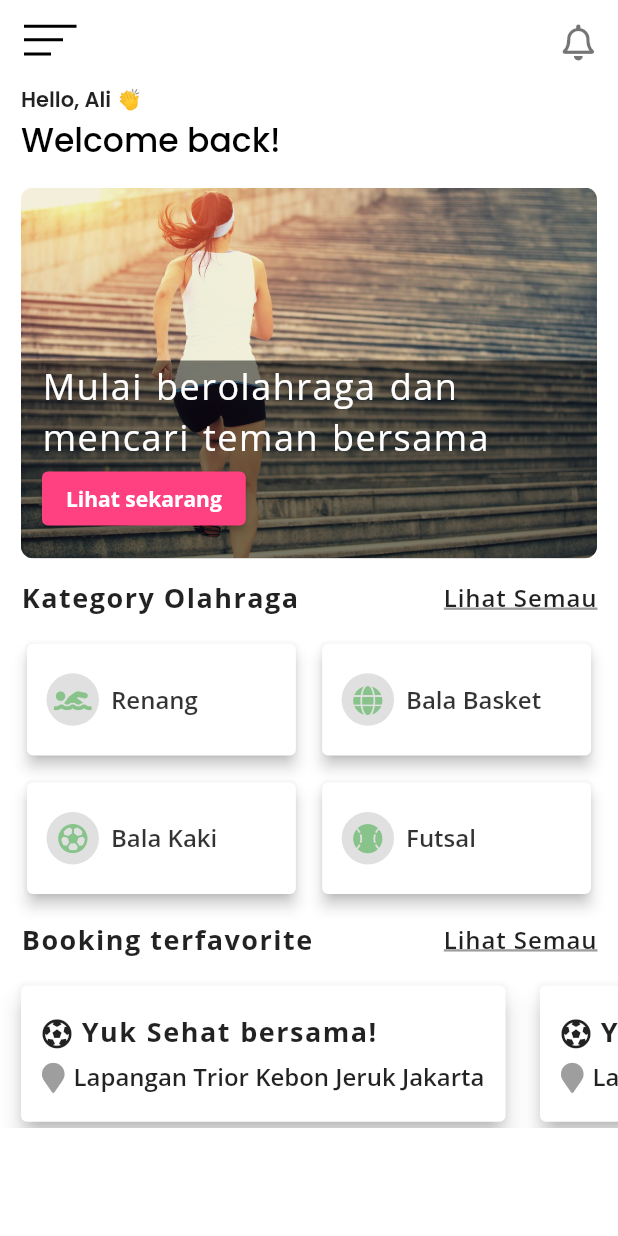
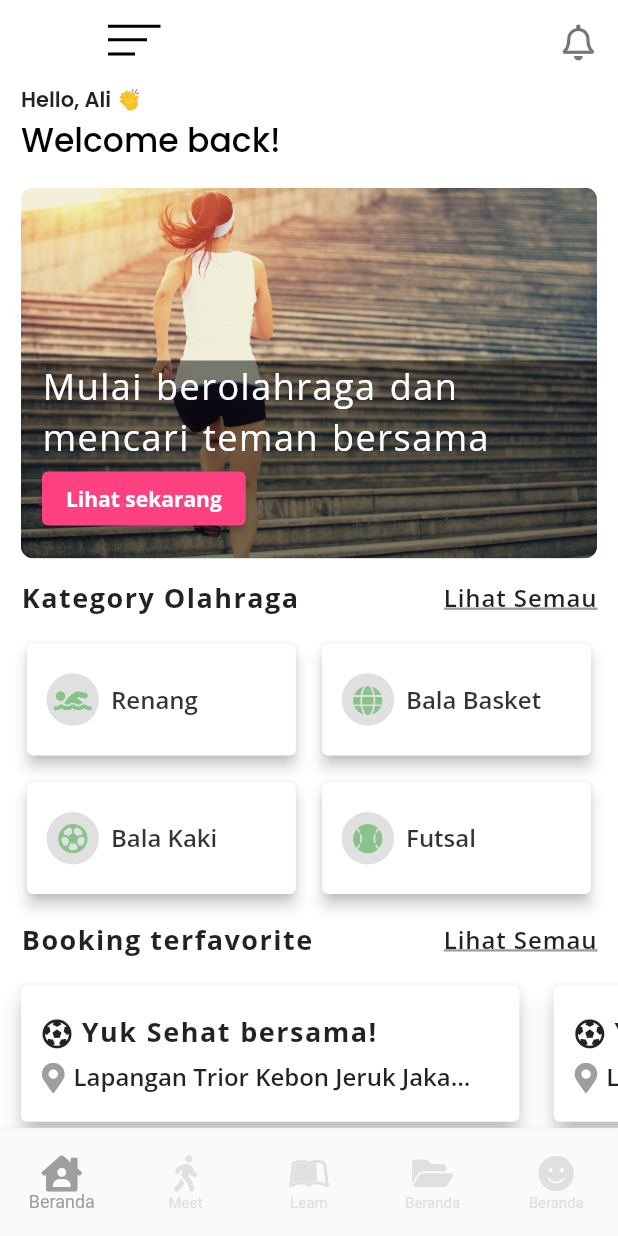
Before and after one commit to mscsapan/PlayTo-App, a Flutter app: the Home screen opened directly, on a phone screen of 412 x 824 dp. Run offline on Flutter 3.47's test engine with Material 2 defaults, Android fonts, the phone set to English and light mode, and no system bars; our stand-ins replace bloc, flutter_bloc, font_awesome_flutter, google_fonts.

```diff
--- /dev/null
+++ b/lib/src/logic/controller_cubit.dart
@@ -0,0 +1,13 @@
+import 'package:bloc/bloc.dart';
+import 'package:meta/meta.dart';
+
+part 'controller_state.dart';
+
+class ControllerCubit extends Cubit<int> {
+  ControllerCubit() : super(0);
+
+  int currentIndex = 0;
+  void changeState(int index) {
+    emit(currentIndex = index);
+  }
+}
--- /dev/null
+++ b/lib/src/logic/controller_state.dart
@@ -0,0 +1,6 @@
+part of 'controller_cubit.dart';
+
+@immutable
+abstract class ControllerState {}
+
+class InitialController extends ControllerState {}
--- /dev/null
+++ b/lib/src/screens/home.dart
@@ -0,0 +1,36 @@
+import 'package:flutter/material.dart';
+import 'package:flutter_bloc/flutter_bloc.dart';
+import '../logic/controller_cubit.dart';
+import 'nav_screens/book_mark_screen.dart';
+import 'nav_screens/home_screen.dart';
+import 'nav_screens/learn_screen.dart';
+import 'nav_screens/meet_screen.dart';
+import 'nav_screens/profile_screen.dart';
+
+import '../views/bottom_nav_bar.dart';
+
+class Home extends StatelessWidget {
+  const Home({Key? key}) : super(key: key);
+
+  final List<Widget> screens = const [
+    HomeScreen(),
+    MeetScreen(),
+    LearnScreen(),
+    BookMarkScreen(),
+    ProfileScreen(),
+  ];
+
+  @override
+  Widget build(BuildContext context) {
+    final ControllerCubit _controller =
+        BlocProvider.of<ControllerCubit>(context);
+    return BlocBuilder<ControllerCubit, int>(
+      builder: (context, state) {
+        return Scaffold(
+          body: screens[_controller.currentIndex],
+          bottomNavigationBar: const BottomNavBar(),
+        );
+      },
+    );
+  }
+}
--- a/lib/src/screens/home_screen.dart
+++ /dev/null
@@ -1,102 +0,0 @@
-import 'package:flutter/material.dart';
-import 'package:font_awesome_flutter/font_awesome_flutter.dart';
-import 'package:google_fonts/google_fonts.dart';
-import 'package:play_to_app/src/views/blur_image_view.dart';
-import 'package:play_to_app/src/views/category_title.dart';
-import 'package:play_to_app/src/views/category_view.dart';
-import 'package:play_to_app/src/views/heading_title.dart';
-
-import '../views/my_app_bar.dart';
-
-class Home extends StatelessWidget {
-  const Home({Key? key}) : super(key: key);
-
-  final Color red = Colors.red;
-  final String description = 'Lapangan Trior Kebon Jeruk Jakarta';
-  @override
-  Widget build(BuildContext context) {
-    final _size = MediaQuery.of(context).size;
-    return Scaffold(
-      appBar: myAppBar(),
-      body: SizedBox(
-        height: _size.height,
-        width: _size.width,
-        //margin: const EdgeInsets.symmetric(horizontal: 14.0),
-        child: Column(
-          crossAxisAlignment: CrossAxisAlignment.start,
-          children: [
-            const HeadingTitle(),
-            const BlurImageView(),
-            const CategoryHeading(leftTitle: 'Kategory Olahraga'),
-            const CategoryView(),
-            const SizedBox(height: 10.0),
-            const CategoryHeading(leftTitle: 'Booking terfavorite'),
-            SingleChildScrollView(
-              scrollDirection: Axis.horizontal,
-              physics: const ClampingScrollPhysics(),
-              child: Row(
-                  children: List.generate(
-                6,
-                (index) => Container(
-                  height: _size.height * 0.12,
-                  margin: const EdgeInsets.only(right: 5.0),
-                  padding: const EdgeInsets.only(left: 10.0),
-                  child: Card(
-                      elevation: 6.0,
-                      child: Padding(
-                        padding: const EdgeInsets.symmetric(horizontal: 14.0),
-                        child: Column(
-                          mainAxisAlignment: MainAxisAlignment.center,
-                          crossAxisAlignment: CrossAxisAlignment.start,
-                          mainAxisSize: MainAxisSize.min,
-                          children: [
-                            Row(
-                              children: [
-                                const FaIcon(
-                                  FontAwesomeIcons.solidFutbol,
-                                  size: 20.0,
-                                ),
-                                const SizedBox(width: 6.0),
-                                Text(
-                                  'Yuk Sehat bersama!',
-                                  style: GoogleFonts.openSans(
-                                    fontSize: 18.0,
-                                    letterSpacing: 1.0,
-                                    wordSpacing: 0.5,
-                                    fontWeight: FontWeight.bold,
-                                  ),
-                                )
-                              ],
-                            ),
-                            const SizedBox(height: 6.0),
-                            Row(
-                              mainAxisSize: MainAxisSize.min,
-                              children: [
-                                const FaIcon(
-                                  FontAwesomeIcons.mapMarker,
-                                  size: 20.0,
-                                  color: Colors.grey,
-                                ),
-                                const SizedBox(width: 6.0),
-                                Text(
-                                  description,
-                                  overflow: TextOverflow.ellipsis,
-                                  style: GoogleFonts.openSans(
-                                    fontSize: 16.0,
-                                    fontWeight: FontWeight.w600,
-                                  ),
-                                )
-                              ],
-                            ),
-                          ],
-                        ),
-                      )),
-                ),
-              )),
-            ),
-          ],
-        ),
-      ),
-    );
-  }
-}
--- /dev/null
+++ b/lib/src/screens/nav_screens/home_screen.dart
@@ -0,0 +1,36 @@
+import 'package:flutter/material.dart';
+import 'package:play_to_app/src/views/blur_image_view.dart';
+import 'package:play_to_app/src/views/booking_category.dart';
+import 'package:play_to_app/src/views/category_title.dart';
+import 'package:play_to_app/src/views/category_view.dart';
+import 'package:play_to_app/src/views/heading_title.dart';
+
+import '../../views/my_app_bar.dart';
+
+class HomeScreen extends StatelessWidget {
+  const HomeScreen({Key? key}) : super(key: key);
+  final Color red = Colors.red;
+  @override
+  Widget build(BuildContext context) {
+    final _size = MediaQuery.of(context).size;
+    return Scaffold(
+      appBar: myAppBar(isVisible: true),
+      body: SizedBox(
+        height: _size.height,
+        width: _size.width,
+        //margin: const EdgeInsets.symmetric(horizontal: 14.0),
+        child: ListView(
+          children: const [
+            HeadingTitle(),
+            BlurImageView(),
+            CategoryHeading(leftTitle: 'Kategory Olahraga'),
+            CategoryView(),
+            SizedBox(height: 10.0),
+            CategoryHeading(leftTitle: 'Booking terfavorite'),
+            BookingCategory()
+          ],
+        ),
+      ),
+    );
+  }
+}
--- /dev/null
+++ b/lib/src/views/booking_category.dart
@@ -0,0 +1,84 @@
+import 'package:flutter/material.dart';
+import 'package:font_awesome_flutter/font_awesome_flutter.dart';
+import 'package:google_fonts/google_fonts.dart';
+
+class BookingCategory extends StatelessWidget {
+  const BookingCategory({Key? key}) : super(key: key);
+  final String description =
+      'Lapangan Trior Kebon Jeruk Jakarta baslaski Istavanto Sikando';
+
+  @override
+  Widget build(BuildContext context) {
+    final _size = MediaQuery.of(context).size;
+    return SizedBox(
+      height: _size.height * 0.12,
+      width: _size.width,
+      child: SingleChildScrollView(
+        scrollDirection: Axis.horizontal,
+        physics: const ClampingScrollPhysics(),
+        child: Row(
+          children: List.generate(
+            6,
+            (index) => Container(
+              width: _size.width * 0.85,
+              margin: const EdgeInsets.only(right: 5.0),
+              padding: const EdgeInsets.only(left: 10.0),
+              child: Card(
+                elevation: 6.0,
+                child: Padding(
+                  padding: const EdgeInsets.symmetric(horizontal: 14.0),
+                  child: Column(
+                    mainAxisAlignment: MainAxisAlignment.center,
+                    crossAxisAlignment: CrossAxisAlignment.start,
+                    children: [
+                      Row(
+                        children: [
+                          const FaIcon(
+                            FontAwesomeIcons.solidFutbol,
+                            size: 20.0,
+                          ),
+                          const SizedBox(width: 6.0),
+                          Text(
+                            'Yuk Sehat bersama!',
+                            style: GoogleFonts.openSans(
+                              fontSize: 18.0,
+                              letterSpacing: 1.0,
+                              wordSpacing: 0.5,
+                              fontWeight: FontWeight.bold,
+                            ),
+                          )
+                        ],
+                      ),
+                      const SizedBox(height: 6.0),
+                      Row(
+                        children: [
+                          const FaIcon(
+                            FontAwesomeIcons.mapMarkerAlt,
+                            size: 20.0,
+                            color: Colors.grey,
+                          ),
+                          const SizedBox(width: 6.0),
+                          SizedBox(
+                            width: _size.width * 0.65,
+                            child: Text(
+                              description,
+                              overflow: TextOverflow.ellipsis,
+                              style: GoogleFonts.openSans(
+                                fontSize: 16.0,
+                                fontWeight: FontWeight.w600,
+                              ),
+                            ),
+                          )
+                        ],
+                      ),
+                    ],
+                  ),
+                ),
+              ),
+            ),
+          ),
+        ),
+      ),
+    );
+  }
+}
--- /dev/null
+++ b/lib/src/views/bottom_nav_bar.dart
@@ -0,0 +1,44 @@
+import 'package:flutter/material.dart';
+import 'package:flutter_bloc/flutter_bloc.dart';
+import 'package:font_awesome_flutter/font_awesome_flutter.dart';
+import '../logic/controller_cubit.dart';
+
+class BottomNavBar extends StatelessWidget {
+  const BottomNavBar({Key? key}) : super(key: key);
+
+  @override
+  Widget build(BuildContext context) {
+    final ControllerCubit _controller =
+        BlocProvider.of<ControllerCubit>(context);
+    return BlocBuilder<ControllerCubit, int>(
+      builder: (context, state) {
+        return SizedBox(
+          height: 70.0,
+          child: BottomNavigationBar(
+            selectedItemColor: Colors.grey,
+            unselectedItemColor: Colors.grey[300],
+            selectedFontSize: 12.0,
+            unselectedFontSize: 10.0,
+            elevation: 6.0,
+            currentIndex: _controller.currentIndex,
+            type: BottomNavigationBarType.fixed,
+            onTap: (int index) => _controller.changeState(index),
+            items: const [
+              BottomNavigationBarItem(
+                  icon: FaIcon(FontAwesomeIcons.houseUser), label: 'Beranda'),
+              BottomNavigationBarItem(
+                  icon: FaIcon(FontAwesomeIcons.walking), label: 'Meet'),
+              BottomNavigationBarItem(
+                  icon: FaIcon(FontAwesomeIcons.leanpub), label: 'Learn'),
+              BottomNavigationBarItem(
+                  icon: FaIcon(FontAwesomeIcons.solidFolderOpen),
+                  label: 'Beranda'),
+              BottomNavigationBarItem(
+                  icon: FaIcon(FontAwesomeIcons.solidSmile), label: 'Beranda'),
+            ],
+          ),
+        );
+      },
+    );
+  }
+}
--- a/lib/src/views/my_app_bar.dart
+++ b/lib/src/views/my_app_bar.dart
@@ -1,7 +1,7 @@
 import 'package:flutter/material.dart';
 import 'package:font_awesome_flutter/font_awesome_flutter.dart';
 
-PreferredSizeWidget myAppBar() {
+PreferredSizeWidget myAppBar({bool isVisible = false}) {
   return AppBar(
     title: Padding(
       padding: const EdgeInsets.symmetric(
@@ -11,10 +11,26 @@ PreferredSizeWidget myAppBar() {
         mainAxisAlignment: MainAxisAlignment.spaceBetween,
         children: [
           barsIcon(),
-          const FaIcon(
-            FontAwesomeIcons.bell,
-            color: Colors.black54,
-          )
+          isVisible
+              ? const FaIcon(
+                  FontAwesomeIcons.bell,
+                  color: Colors.black54,
+                )
+              : Row(
+                  mainAxisAlignment: MainAxisAlignment.spaceBetween,
+                  children: const [
+                    FaIcon(
+                      FontAwesomeIcons.glassMartiniAlt,
+                      size: 20.0,
+                      color: Colors.black54,
+                    ),
+                    SizedBox(width: 16.0),
+                    FaIcon(
+                      FontAwesomeIcons.bell,
+                      color: Colors.black54,
+                    )
+                  ],
+                )
         ],
       ),
     ),
```
Also changed, not shown: lib/main.dart (+9 -2 lines), lib/src/screens/category_screen.dart (added, +28 -0 lines), lib/src/screens/nav_screens/book_mark_screen.dart (added, +18 -0 lines), lib/src/screens/nav_screens/learn_screen.dart (added, +18 -0 lines), lib/src/screens/nav_screens/meet_screen.dart (added, +18 -0 lines), lib/src/screens/nav_screens/profile_screen.dart (added, +18 -0 lines).
